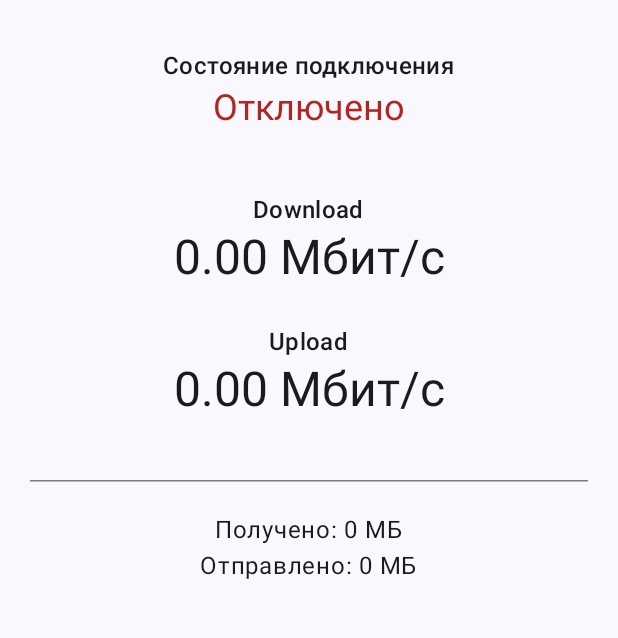
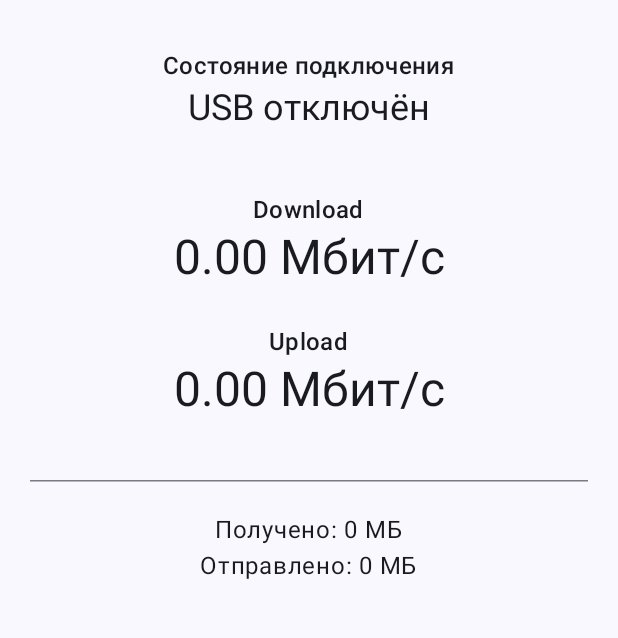
Before and after one commit to zeusfly-spb/usb_modem_monitor, an Android app built with Jetpack Compose: the screen it shows after launch (MainActivity), on a phone screen of 412 x 824 dp, the part 84-722 px from its top. Run offline under Robolectric (Android 15) with nearby library versions, the phone set to English and light mode, and no system bars.

Commit message:
Activity changed

```diff
--- a/app/src/main/java/com/example/usbmodemmonitor/MainActivity.kt
+++ b/app/src/main/java/com/example/usbmodemmonitor/MainActivity.kt
@@ -1,35 +1,122 @@
 
 package com.example.usbmodemmonitor
 
+import android.content.BroadcastReceiver
+import android.content.Context
+import android.content.Intent
+import android.content.IntentFilter
+import android.os.Build
 import android.os.Bundle
+import android.util.Log
 import androidx.activity.ComponentActivity
 import androidx.activity.compose.setContent
 import androidx.activity.enableEdgeToEdge
 import androidx.compose.foundation.layout.*
 import androidx.compose.material3.*
-import androidx.compose.runtime.Composable
+import androidx.compose.runtime.*
 import androidx.compose.ui.Alignment
 import androidx.compose.ui.Modifier
 import androidx.compose.ui.unit.dp
 import com.example.usbmodemmonitor.ui.theme.USBModemMonitorTheme
+import android.net.TrafficStats
+import kotlinx.coroutines.delay
+import androidx.compose.runtime.LaunchedEffect
+import androidx.compose.runtime.mutableStateOf
+import androidx.compose.runtime.remember
+import androidx.compose.runtime.getValue
+import androidx.compose.runtime.setValue
 
 class MainActivity : ComponentActivity() {
+
+    companion object {
+        private const val TAG = "USBMonitor"
+        private const val USB_STATE =
+            "android.hardware.usb.action.USB_STATE"
+    }
+
+    private var usbConnected by mutableStateOf(false)
+    private var usbConfigured by mutableStateOf(false)
+    private var rndisActive by mutableStateOf(false)
+
+    private var receiverRegistered = false
+
+    private val usbReceiver = object : BroadcastReceiver() {
+        override fun onReceive(context: Context, intent: Intent) {
+            usbConnected = intent.getBooleanExtra("connected", false)
+            usbConfigured = intent.getBooleanExtra("configured", false)
+            rndisActive = intent.getBooleanExtra("rndis", false)
+
+            Log.i(
+                TAG,
+                "USB: connected=$usbConnected, " +
+                        "configured=$usbConfigured, rndis=$rndisActive"
+            )
+        }
+    }
 
     override fun onCreate(savedInstanceState: Bundle?) {
         super.onCreate(savedInstanceState)
 
         enableEdgeToEdge()
+        registerUsbReceiver()
 
         setContent {
             USBModemMonitorTheme {
-                MonitorScreen()
+                MonitorScreen(
+                    connected = usbConnected,
+                    configured = usbConfigured,
+                    rndis = rndisActive
+                )
             }
         }
+    }
+
+    private fun registerUsbReceiver() {
+        val filter = IntentFilter(USB_STATE)
+
+        val stickyIntent = if (Build.VERSION.SDK_INT >= 33) {
+            registerReceiver(
+                usbReceiver,
+                filter,
+                Context.RECEIVER_EXPORTED
+            )
+        } else {
+            @Suppress("DEPRECATION")
+            registerReceiver(usbReceiver, filter)
+        }
+
+        receiverRegistered = true
+
+        Log.i(TAG, "USB_STATE receiver registered")
+
+        stickyIntent?.let {
+            usbReceiver.onReceive(this, it)
+        } ?: Log.i(TAG, "No sticky USB_STATE broadcast")
+    }
+
+    override fun onDestroy() {
+        if (receiverRegistered) {
+            unregisterReceiver(usbReceiver)
+            receiverRegistered = false
+        }
+
+        super.onDestroy()
     }
 }
 
 @Composable
-fun MonitorScreen() {
+fun MonitorScreen(
+    connected: Boolean,
+    configured: Boolean,
+    rndis: Boolean
+) {
+    val status = when {
+        !connected -> "USB отключён"
+        !configured -> "USB подключён, настройка..."
+        rndis -> "USB RNDIS активен"
+        else -> "USB подключён, модем не обнаружен"
+    }
+
     Scaffold(
         modifier = Modifier.fillMaxSize()
     ) { innerPadding ->
@@ -41,7 +128,6 @@ fun MonitorScreen() {
                 .padding(20.dp),
             horizontalAlignment = Alignment.CenterHorizontally
         ) {
-
             Text(
                 text = "USB Modem Monitor",
                 style = MaterialTheme.typography.headlineMedium
@@ -55,32 +141,23 @@ fun MonitorScreen() {
             )
 
             Text(
-                text = "Отключено",
-                style = MaterialTheme.typography.headlineSmall,
-                color = MaterialTheme.colorScheme.error
+                text = status,
+                style = MaterialTheme.typography.headlineSmall
             )
 
             Spacer(modifier = Modifier.height(40.dp))
 
+            Text("Download", style = MaterialTheme.typography.titleMedium)
             Text(
-                text = "Download",
-                style = MaterialTheme.typography.titleMedium
-            )
-
-            Text(
-                text = "0.00 Мбит/с",
+                "0.00 Мбит/с",
                 style = MaterialTheme.typography.headlineLarge
             )
 
             Spacer(modifier = Modifier.height(24.dp))
 
+            Text("Upload", style = MaterialTheme.typography.titleMedium)
             Text(
-                text = "Upload",
-                style = MaterialTheme.typography.titleMedium
-            )
-
-            Text(
-                text = "0.00 Мбит/с",
+                "0.00 Мбит/с",
                 style = MaterialTheme.typography.headlineLarge
             )
 
```
